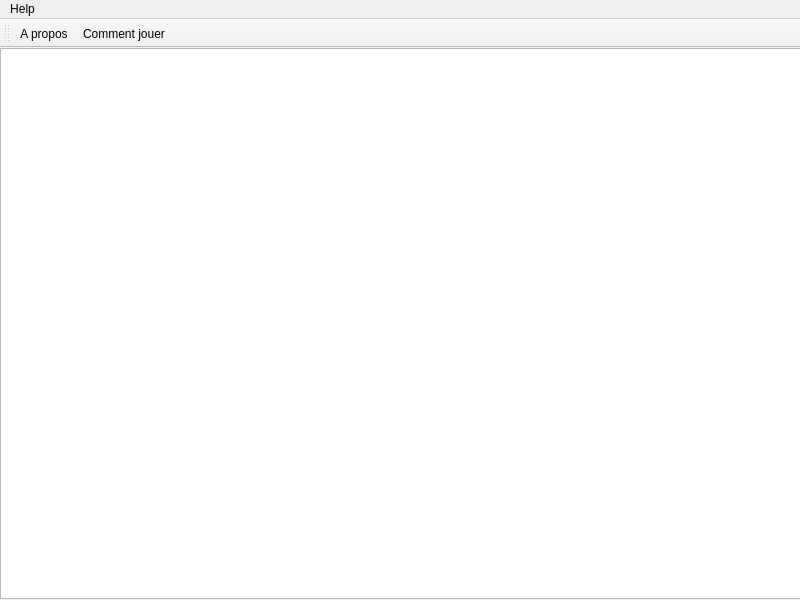
Qt form PONG_Cpp/mainwindow.ui (Jordan18122000/Pong_Cpp_Qt) before a commit.
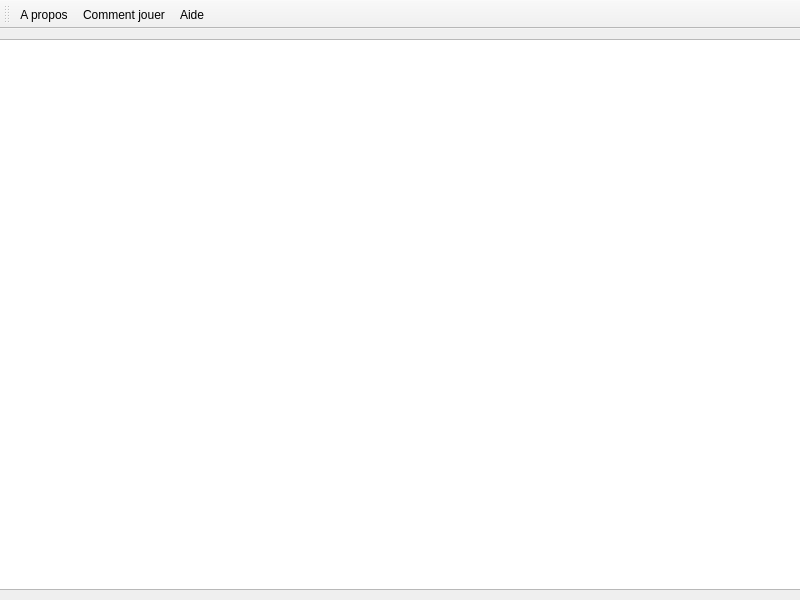
The same form after that commit. Icons and pictures are not drawn.

Commit message: Added help button

```diff
--- a/PONG_Cpp/mainwindow.ui
+++ b/PONG_Cpp/mainwindow.ui
@@ -20,9 +20,9 @@
    <widget class="QGraphicsView" name="gameView">
     <property name="geometry">
      <rect>
-      <x>0</x>
-      <y>0</y>
-      <width>801</width>
+      <x>-10</x>
+      <y>10</y>
+      <width>821</width>
       <height>551</height>
      </rect>
     </property>
@@ -52,22 +52,6 @@
     </property>
    </widget>
   </widget>
-  <widget class="QMenuBar" name="menuBar">
-   <property name="geometry">
-    <rect>
-     <x>0</x>
-     <y>0</y>
-     <width>800</width>
-     <height>21</height>
-    </rect>
-   </property>
-   <widget class="QMenu" name="menuHelp">
-    <property name="title">
-     <string>Help</string>
-    </property>
-   </widget>
-   <addaction name="menuHelp"/>
-  </widget>
   <widget class="QToolBar" name="mainToolBar">
    <attribute name="toolBarArea">
     <enum>TopToolBarArea</enum>
@@ -77,6 +61,7 @@
    </attribute>
    <addaction name="actionApropos"/>
    <addaction name="actionComment_jouer"/>
+   <addaction name="actionAide"/>
   </widget>
   <action name="actionApropos">
    <property name="text">
@@ -88,6 +73,14 @@
     <string>Comment jouer</string>
    </property>
   </action>
+  <action name="actionAide">
+   <property name="text">
+    <string>Aide</string>
+   </property>
+   <property name="toolTip">
+    <string>Aide</string>
+   </property>
+  </action>
  </widget>
  <layoutdefault spacing="6" margin="11"/>
  <resources/>
```
The commit also changes 8 other files.
